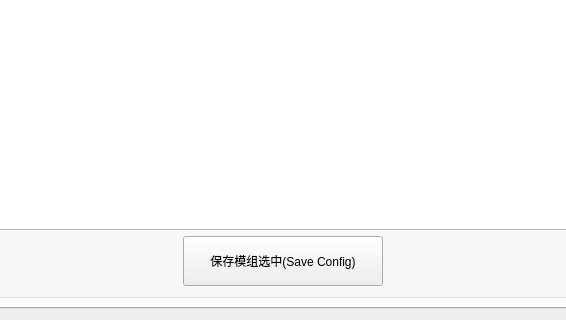
Above: src/ui/main_page/ui_main_page.ui from hsLzw/ARKServerTool before the change; both pictures show x 207 to 773 and y 430 to 750 of the 980 by 750 pixel window. Below: the same form after it.
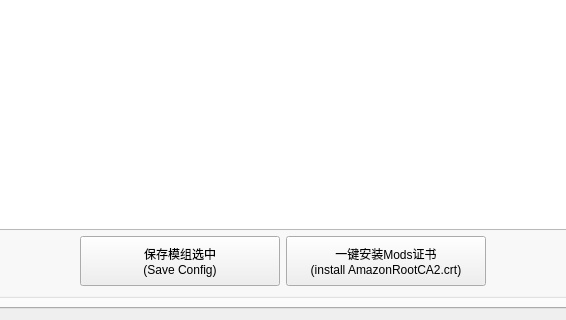
That is the form after the change. The open tabs and pages were chosen to show the change.

```diff
--- a/src/ui/main_page/ui_main_page.ui
+++ b/src/ui/main_page/ui_main_page.ui
@@ -979,7 +979,22 @@
                  </size>
                 </property>
                 <property name="text">
-                 <string>保存模组选中(Save Config)</string>
+                 <string>保存模组选中
+(Save Config)</string>
+                </property>
+               </widget>
+              </item>
+              <item>
+               <widget class="QPushButton" name="mods_install_crt">
+                <property name="minimumSize">
+                 <size>
+                  <width>200</width>
+                  <height>50</height>
+                 </size>
+                </property>
+                <property name="text">
+                 <string>一键安装Mods证书
+(install AmazonRootCA2.crt)</string>
                 </property>
                </widget>
               </item>
```
Left out of the diff: 10 changed lines with no effect on the pictures.
